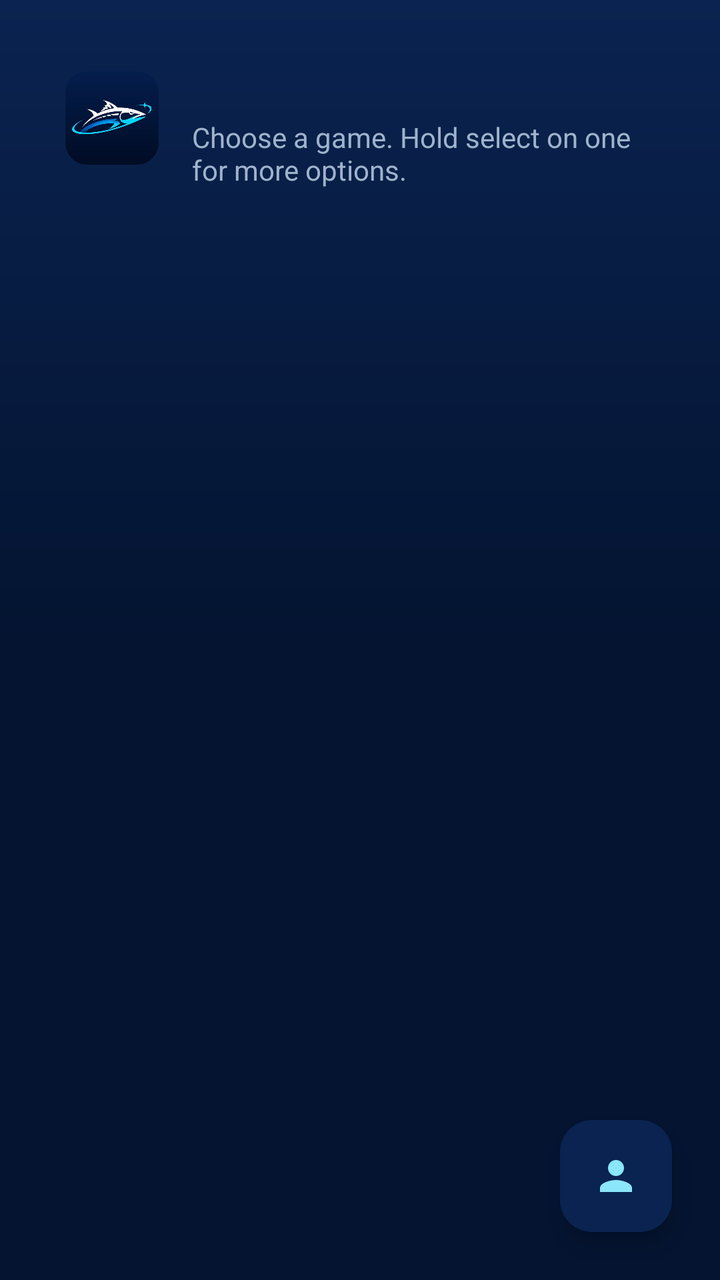
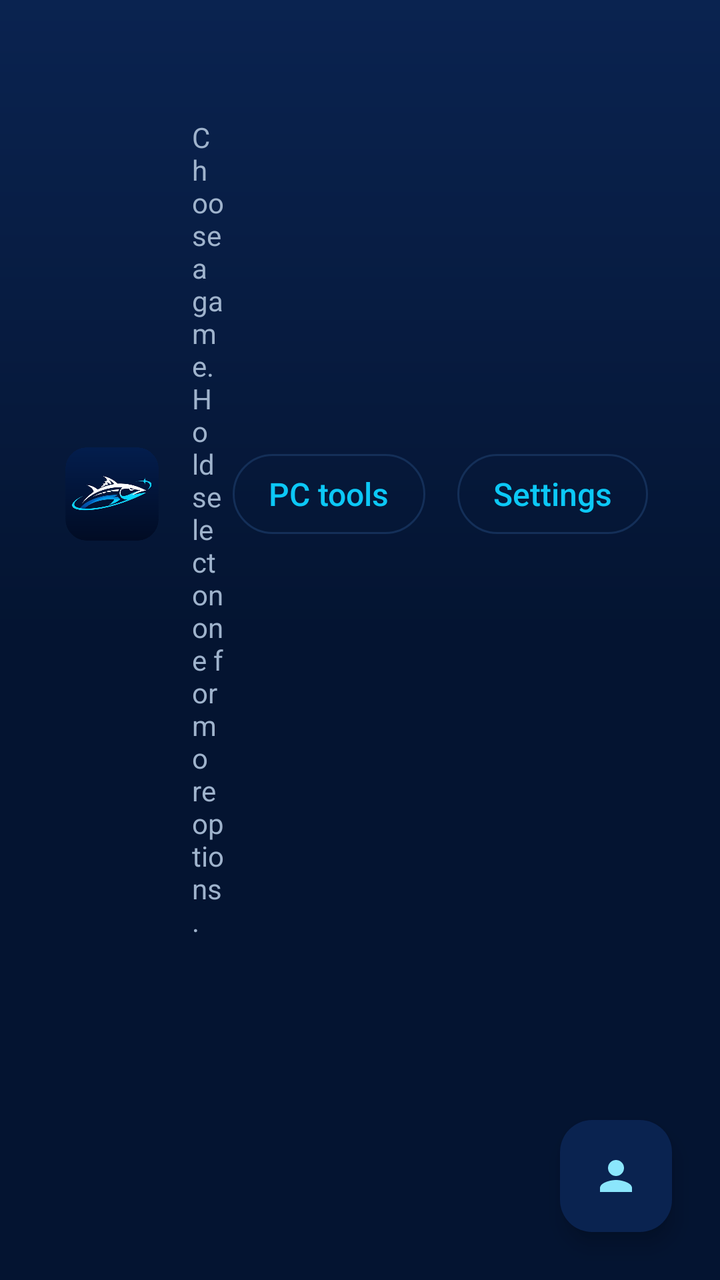

An Android layout rendered at two revisions. The XML below is the earlier revision; the diff shows what the commit changed to produce the second picture.
<!-- AndroidManifest.xml: application theme AppTheme -->
<!-- res/layout/activity_app_view.xml -->
<?xml version="1.0" encoding="utf-8"?>
<RelativeLayout xmlns:android="http://schemas.android.com/apk/res/android"
    xmlns:tools="http://schemas.android.com/tools"
    xmlns:app="http://schemas.android.com/apk/res-auto"
    android:background="@drawable/ts_home_bg"
    android:layout_width="match_parent"
    android:layout_height="match_parent"
    tools:context=".AppView">

    <LinearLayout
        android:id="@+id/appHeader"
        android:layout_width="match_parent"
        android:layout_height="wrap_content"
        android:layout_alignParentTop="true"
        android:orientation="horizontal"
        android:gravity="center_vertical"
        android:paddingStart="32dp"
        android:paddingEnd="32dp"
        android:paddingTop="24dp"
        android:paddingBottom="8dp"
        android:preferKeepClear="true">

        <ImageView
            android:layout_width="48dp"
            android:layout_height="48dp"
            android:src="@drawable/ts_mark"
            android:contentDescription="@null"
            android:importantForAccessibility="no" />

        <LinearLayout
            android:layout_width="0dp"
            android:layout_height="wrap_content"
            android:layout_weight="1"
            android:layout_marginStart="16dp"
            android:orientation="vertical">
            <TextView
                android:id="@+id/appListText"
                android:layout_width="wrap_content"
                android:layout_height="wrap_content"
                android:textColor="@color/ts_text"
                android:textSize="26sp"
                android:textStyle="bold" />
            <TextView
                android:layout_width="wrap_content"
                android:layout_height="wrap_content"
                android:text="@string/apps_choose_game"
                android:textColor="@color/ts_text_secondary"
                android:textSize="14sp" />
        </LinearLayout>
    </LinearLayout>

    <FrameLayout
        android:id="@+id/appFragmentContainer"
        android:layout_width="match_parent"
        android:layout_height="match_parent"
        android:layout_below="@+id/appHeader"
        android:paddingStart="16dp"
        android:paddingEnd="16dp" />

    <com.google.android.material.floatingactionbutton.ExtendedFloatingActionButton
        android:id="@+id/profilesButton"
        android:layout_width="wrap_content"
        android:layout_height="wrap_content"
        android:layout_alignParentBottom="true"
        android:layout_alignParentEnd="true"
        android:layout_margin="24dp"
        android:contentDescription="@string/profile_manager_choose_profile"
        app:icon="@drawable/ic_profiles" />

</RelativeLayout>
<!-- resources referenced by this layout -->
<resources>
  <color name="ts_text">#EEF5FB</color>
  <color name="ts_text_secondary">#9FB3CC</color>
  <!-- drawable ic_profiles (drawable) -->
  <vector xmlns:android="http://schemas.android.com/apk/res/android"
      android:width="256dp"
      android:height="256dp"
      android:viewportWidth="24"
      android:viewportHeight="24">
      <path
          android:fillColor="#FFFFFF"
          android:pathData="M12,12c2.21,0 4,-1.79 4,-4s-1.79,-4 -4,-4 -4,1.79 -4,4 1.79,4 4,4zM12,14c-2.67,0 -8,1.34 -8,4v2h16v-2c0,-2.66 -5.33,-4 -8,-4z"/>
  </vector>
  <!-- drawable ts_home_bg (drawable) -->
  <?xml version="1.0" encoding="utf-8"?>
  <shape xmlns:android="http://schemas.android.com/apk/res/android" android:shape="rectangle">
      <gradient
          android:angle="270"
          android:startColor="@color/ts_deep"
          android:centerColor="@color/ts_navy"
          android:endColor="@color/ts_navy"
          android:type="linear" />
  </shape>
  <string name="apps_choose_game">Choose a game. Hold select on one for more options.</string>
  <string name="profile_manager_choose_profile">Choose Profile</string>
  <style name="AppTheme" parent="AppBaseTheme">
          
          <item name="android:windowActionBar">false</item>
          <item name="android:windowNoTitle">true</item>
          <item name="android:statusBarColor">@color/ts_navy</item>
          <item name="android:navigationBarColor">@color/ts_navy</item>
          <item name="android:colorBackground">@color/ts_navy</item>
          <item name="android:windowBackground">@color/ts_navy</item>
      </style>
  <color name="ts_deep">#0A2350</color>
  <color name="ts_navy">#041431</color>
  <color name="ts_accent">#0CC8F6</color>
  <color name="ts_blue">#0B74D1</color>
  <color name="ts_surface">#081A3A</color>
  <!-- drawable ts_dialog_bg (drawable) -->
  <?xml version="1.0" encoding="utf-8"?>
  <inset xmlns:android="http://schemas.android.com/apk/res/android"
      android:insetLeft="16dp" android:insetRight="16dp"
      android:insetTop="16dp" android:insetBottom="16dp">
      <shape android:shape="rectangle">
          <solid android:color="@color/ts_surface" />
          <stroke android:width="1dp" android:color="@color/ts_surface_border" />
          <corners android:radius="16dp" />
      </shape>
  </inset>
  <color name="ts_surface_border">#142F58</color>
  <!-- unchanged entries left out for length: 4 -->
</resources>

<!-- the commit's change to res/layout/activity_app_view.xml (unified diff, before → after) -->
@@ -47,6 +47,36 @@
                 android:textColor="@color/ts_text_secondary"
                 android:textSize="14sp" />
         </LinearLayout>
+
+        
+        <Button
+            android:id="@+id/pcToolsButton"
+            style="?android:attr/borderlessButtonStyle"
+            android:layout_width="wrap_content"
+            android:layout_height="52dp"
+            android:minWidth="0dp"
+            android:paddingStart="22dp"
+            android:paddingEnd="22dp"
+            android:background="@drawable/ts_dialog_button_bg"
+            android:textColor="@color/ts_dialog_button_text"
+            android:textAllCaps="false"
+            android:textSize="16sp"
+            android:text="@string/pc_tools_button" />
+
+        <Button
+            android:id="@+id/appSettingsButton"
+            style="?android:attr/borderlessButtonStyle"
+            android:layout_width="wrap_content"
+            android:layout_height="52dp"
+            android:layout_marginStart="8dp"
+            android:minWidth="0dp"
+            android:paddingStart="22dp"
+            android:paddingEnd="22dp"
+            android:background="@drawable/ts_dialog_button_bg"
+            android:textColor="@color/ts_dialog_button_text"
+            android:textAllCaps="false"
+            android:textSize="16sp"
+            android:text="@string/settings_button" />
     </LinearLayout>
 
     <FrameLayout
<!-- resource entries referenced after the edit -->
@@ -12,6 +12,35 @@
           android:fillColor="#FFFFFF"
           android:pathData="M12,12c2.21,0 4,-1.79 4,-4s-1.79,-4 -4,-4 -4,1.79 -4,4 1.79,4 4,4zM12,14c-2.67,0 -8,1.34 -8,4v2h16v-2c0,-2.66 -5.33,-4 -8,-4z"/>
   </vector>
+  <!-- drawable ts_dialog_button_bg (drawable) -->
+  <?xml version="1.0" encoding="utf-8"?>
+  <selector xmlns:android="http://schemas.android.com/apk/res/android">
+      <item android:state_focused="true">
+          <inset android:insetLeft="4dp" android:insetRight="4dp" android:insetTop="6dp" android:insetBottom="6dp">
+              <shape android:shape="rectangle">
+                  <solid android:color="@color/ts_accent" />
+                  <corners android:radius="20dp" />
+              </shape>
+          </inset>
+      </item>
+      <item android:state_pressed="true">
+          <inset android:insetLeft="4dp" android:insetRight="4dp" android:insetTop="6dp" android:insetBottom="6dp">
+              <shape android:shape="rectangle">
+                  <solid android:color="@color/ts_accent" />
+                  <corners android:radius="20dp" />
+              </shape>
+          </inset>
+      </item>
+      <item>
+          <inset android:insetLeft="4dp" android:insetRight="4dp" android:insetTop="6dp" android:insetBottom="6dp">
+              <shape android:shape="rectangle">
+                  <solid android:color="@android:color/transparent" />
+                  <stroke android:width="1dp" android:color="@color/ts_surface_border" />
+                  <corners android:radius="20dp" />
+              </shape>
+          </inset>
+      </item>
+  </selector>
   <!-- drawable ts_home_bg (drawable) -->
   <?xml version="1.0" encoding="utf-8"?>
   <shape xmlns:android="http://schemas.android.com/apk/res/android" android:shape="rectangle">
@@ -23,7 +52,9 @@
           android:type="linear" />
   </shape>
   <string name="apps_choose_game">Choose a game. Hold select on one for more options.</string>
+  <string name="pc_tools_button">PC tools</string>
   <string name="profile_manager_choose_profile">Choose Profile</string>
+  <string name="settings_button">Settings</string>
   <style name="AppTheme" parent="AppBaseTheme">
           
           <item name="android:windowActionBar">false</item>
